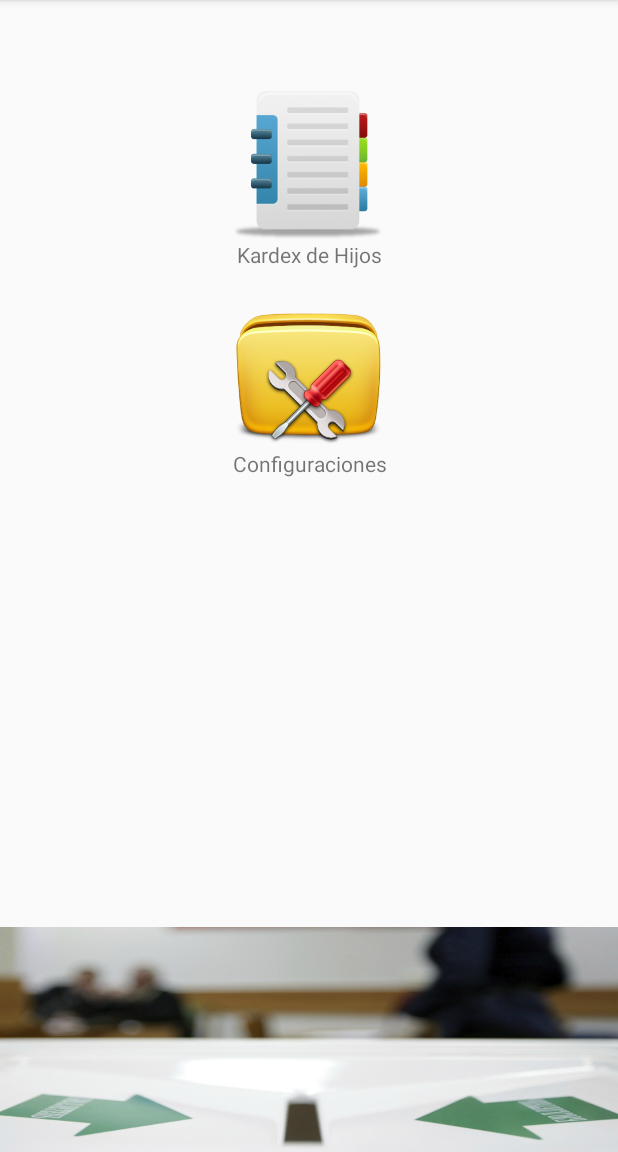
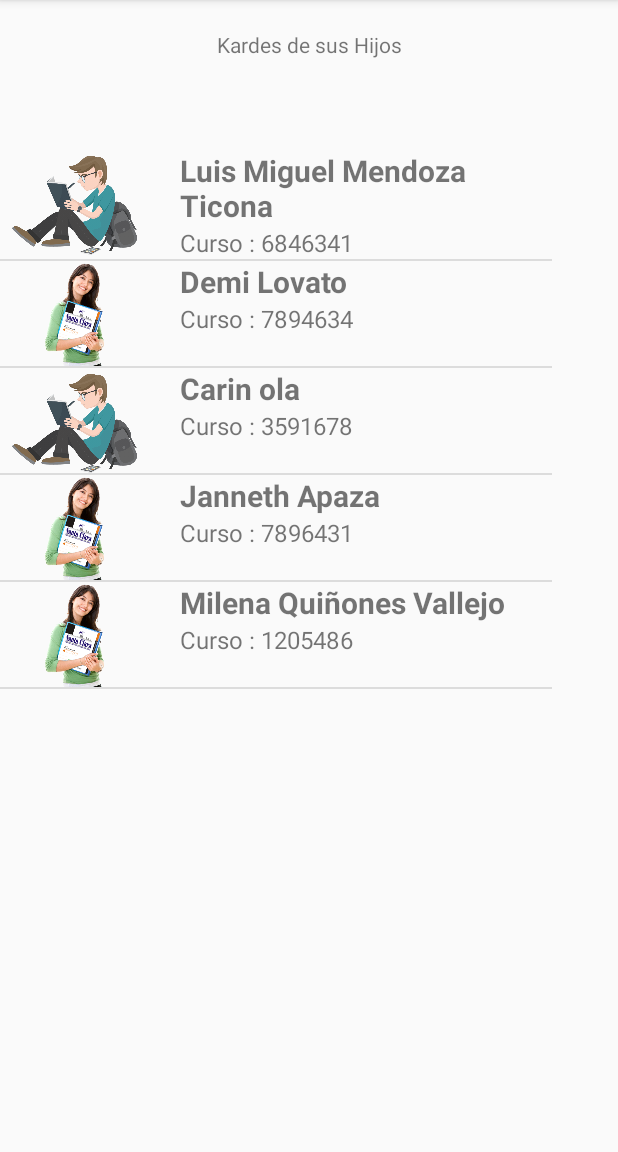
Before and after one commit to infcle/KardexChuquiago, an Android app: the MenuActivity screen opened directly, with no data from a screen before it, after a tap on an icon or button, on a phone screen of 412 x 824 dp, the part 84-1236 px from its top. Run offline under Robolectric (Android 15) with nearby library versions, the phone set to English and light mode, and no system bars.

Commit message:
listados

```diff
--- a/app/src/main/AndroidManifest.xml
+++ b/app/src/main/AndroidManifest.xml
@@ -22,7 +22,8 @@
             android:theme="@style/AppTheme.NoActionBar" />
         <activity android:name=".SlideActivity" />
         <activity android:name=".LoginActivity" />
-        <activity android:name=".MenuActivity"></activity>
+        <activity android:name=".MenuActivity" />
+        <activity android:name=".ListaKardexCursoActivity" />
     </application>
 
 </manifest>
--- /dev/null
+++ b/app/src/main/java/com/chuquiagomarca/kardexchuquiago/Adaptadores/KardexCursosAdaptador.java
@@ -0,0 +1,66 @@
+package com.chuquiagomarca.kardexchuquiago.Adaptadores;
+
+import android.content.Context;
+import android.view.LayoutInflater;
+import android.view.View;
+import android.view.ViewGroup;
+import android.widget.BaseAdapter;
+import android.widget.ImageView;
+import android.widget.TextView;
+
+import com.chuquiagomarca.kardexchuquiago.Objetos.Estudiantes;
+import com.chuquiagomarca.kardexchuquiago.R;
+
+import java.util.ArrayList;
+
+/**
+ * Created by Lyanna on 22/03/2018.
+ */
+
+public class KardexCursosAdaptador extends BaseAdapter {
+
+    private Context context;
+    private ArrayList<Estudiantes> listEstudiantes;
+
+    public KardexCursosAdaptador(Context context, ArrayList<Estudiantes> listEstudiantes) {
+        this.context = context;
+        this.listEstudiantes = listEstudiantes;
+    }
+
+    @Override
+    public int getCount() {
+        return listEstudiantes.size();
+    }
+
+    @Override
+    public Object getItem(int i) {
+        return listEstudiantes.get(i);
+    }
+
+    @Override
+    public long getItemId(int i) {
+        return 0;
+    }
+
+    @Override
+    public View getView(int i, View view, ViewGroup viewGroup) {
+
+        Estudiantes estudiantes = (Estudiantes) getItem(i);
+        view = LayoutInflater.from(context).inflate(R.layout.item_kardex_curso, null);
+        ImageView _ivFoto = view.findViewById(R.id.iv_foto);
+        TextView  _tvNombreCompleto = view.findViewById(R.id.tv_NombreCompleto);
+        TextView  _tvCurso = view.findViewById(R.id.tv_Curso);
+
+        if(estudiantes.getSexo().equals("varon")){
+            _ivFoto.setImageResource(R.drawable.joven);
+        }else if(estudiantes.getSexo().equals("mujer")){
+            _ivFoto.setImageResource(R.drawable.seniorita);
+        }
+
+        _tvNombreCompleto.setText(estudiantes.getNombre()+" "+estudiantes.getPaterno()+" "+estudiantes.getMaterno());
+        _tvCurso.setText("Curso : "+estudiantes.getId_rude());
+
+
+        return view;
+    }
+}
--- /dev/null
+++ b/app/src/main/java/com/chuquiagomarca/kardexchuquiago/ListaKardexCursoActivity.java
@@ -0,0 +1,36 @@
+package com.chuquiagomarca.kardexchuquiago;
+
+import android.support.v7.app.AppCompatActivity;
+import android.os.Bundle;
+import android.widget.ListView;
+
+import com.chuquiagomarca.kardexchuquiago.Adaptadores.KardexCursosAdaptador;
+import com.chuquiagomarca.kardexchuquiago.Objetos.Estudiantes;
+
+import java.util.ArrayList;
+
+public class ListaKardexCursoActivity extends AppCompatActivity {
+
+    private ListView _listKardexCursos;
+    private KardexCursosAdaptador adapter;
+
+    @Override
+    protected void onCreate(Bundle savedInstanceState) {
+        super.onCreate(savedInstanceState);
+        setContentView(R.layout.activity_lista_kardex_curso);
+
+        _listKardexCursos = findViewById(R.id.listkardesCursos);
+        adapter = new KardexCursosAdaptador(this,obtenerEstudiantes());
+        _listKardexCursos.setAdapter(adapter);
+    }
+
+    private ArrayList<Estudiantes> obtenerEstudiantes(){
+        ArrayList<Estudiantes> listEstudiante = new ArrayList<>();
+        listEstudiante.add(new Estudiantes(6846341,"Luis Miguel","Mendoza","Ticona","varon","05/10/87","Z.Villa Victoria Calle Manuripi",1,0));
+        listEstudiante.add(new Estudiantes(7894634,"Demi","Lovato","","mujer","05/10/87","Los Angeles",2,2));
+        listEstudiante.add(new Estudiantes(3591678,"Carin","ola","","varon","05/10/87","Villa Adela",1,0));
+        listEstudiante.add(new Estudiantes(7896431,"Janneth","Apaza","","mujer","05/10/87","Z. Calle Manuripi",6,0));
+        listEstudiante.add(new Estudiantes(1205486,"Milena","Quiñones","Vallejo","mujer","05/10/87","Irpavi",4,0));
+        return  listEstudiante;
+    }
+}
--- a/app/src/main/java/com/chuquiagomarca/kardexchuquiago/MenuActivity.java
+++ b/app/src/main/java/com/chuquiagomarca/kardexchuquiago/MenuActivity.java
@@ -1,5 +1,6 @@
 package com.chuquiagomarca.kardexchuquiago;
 
+import android.content.Intent;
 import android.support.v7.app.AppCompatActivity;
 import android.os.Bundle;
 import android.view.View;
@@ -22,7 +23,8 @@ public class MenuActivity extends AppCompatActivity implements View.OnClickListe
     @Override
     public void onClick(View view) {
         if(view.getId() == R.id.btn_KardexCursos){
-
+            Intent kc = new Intent(this, ListaKardexCursoActivity.class);
+            startActivity(kc);
         }
 
         if(view.getId() == R.id.btn_Configuraciones){
--- /dev/null
+++ b/app/src/main/java/com/chuquiagomarca/kardexchuquiago/Objetos/Estudiantes.java
@@ -0,0 +1,96 @@
+package com.chuquiagomarca.kardexchuquiago.Objetos;
+
+/**
+ * Created by Lyanna on 22/03/2018.
+ */
+
+public class Estudiantes {
+
+    private int id_rude;
+    private String nombre, paterno, materno, sexo, fecha_nac, domicilio;
+    private int id_estado, id_user;
+
+    public Estudiantes(int id_rude, String nombre, String paterno, String materno, String sexo, String fecha_nac, String domicilio, int id_estado, int id_user) {
+        this.id_rude = id_rude;
+        this.nombre = nombre;
+        this.paterno = paterno;
+        this.materno = materno;
+        this.sexo = sexo;
+        this.fecha_nac = fecha_nac;
+        this.domicilio = domicilio;
+        this.id_estado = id_estado;
+        this.id_user = id_user;
+    }
+
+    public int getId_rude() {
+        return id_rude;
+    }
+
+    public void setId_rude(int id_rude) {
+        this.id_rude = id_rude;
+    }
+
+    public String getNombre() {
+        return nombre;
+    }
+
+    public void setNombre(String nombre) {
+        this.nombre = nombre;
+    }
+
+    public String getPaterno() {
+        return paterno;
+    }
+
+    public void setPaterno(String paterno) {
+        this.paterno = paterno;
+    }
+
+    public String getMaterno() {
+        return materno;
+    }
+
+    public void setMaterno(String materno) {
+        this.materno = materno;
+    }
+
+    public String getSexo() {
+        return sexo;
+    }
+
+    public void setSexo(String sexo) {
+        this.sexo = sexo;
+    }
+
+    public String getFecha_nac() {
+        return fecha_nac;
+    }
+
+    public void setFecha_nac(String fecha_nac) {
+        this.fecha_nac = fecha_nac;
+    }
+
+    public String getDomicilio() {
+        return domicilio;
+    }
+
+    public void setDomicilio(String domicilio) {
+        this.domicilio = domicilio;
+    }
+
+    public int getId_estado() {
+        return id_estado;
+    }
+
+    public void setId_estado(int id_estado) {
+        this.id_estado = id_estado;
+    }
+
+    public int getId_user() {
+        return id_user;
+    }
+
+    public void setId_user(int id_user) {
+        this.id_user = id_user;
+    }
+}
--- /dev/null
+++ b/app/src/main/res/layout/activity_lista_kardex_curso.xml
@@ -0,0 +1,24 @@
+<?xml version="1.0" encoding="utf-8"?>
+<RelativeLayout xmlns:android="http://schemas.android.com/apk/res/android"
+    xmlns:app="http://schemas.android.com/apk/res-auto"
+    xmlns:tools="http://schemas.android.com/tools"
+    android:layout_width="match_parent"
+    android:layout_height="match_parent"
+    tools:context="com.chuquiagomarca.kardexchuquiago.ListaKardexCursoActivity">
+
+    <TextView
+        android:layout_width="match_parent"
+        android:layout_height="wrap_content"
+        android:text="Kardes de sus Hijos"
+        android:gravity="center"
+        android:padding="20dp"
+        />
+
+    <ListView
+        android:id="@+id/listkardesCursos"
+        android:layout_marginTop="100dp"
+        android:layout_width="368dp"
+        android:layout_height="495dp"
+        tools:layout_editor_absoluteX="8dp"
+        tools:layout_editor_absoluteY="8dp" />
+</RelativeLayout>
--- /dev/null
+++ b/app/src/main/res/layout/item_kardex_curso.xml
@@ -0,0 +1,31 @@
+<?xml version="1.0" encoding="utf-8"?>
+<LinearLayout xmlns:android="http://schemas.android.com/apk/res/android"
+    android:orientation="horizontal" android:layout_width="match_parent"
+    android:layout_height="match_parent">
+
+    <ImageView
+        android:layout_width="100dp"
+        android:layout_height="70dp"
+        android:id="@+id/iv_foto"/>
+
+    <LinearLayout
+        android:layout_width="match_parent"
+        android:layout_height="wrap_content"
+        android:orientation="vertical"
+        android:layout_marginLeft="20dp">
+
+        <TextView
+            android:layout_width="wrap_content"
+            android:layout_height="wrap_content"
+            android:id="@+id/tv_NombreCompleto"
+            android:textSize="20dp"
+            android:textStyle="bold"/>
+
+        <TextView
+            android:layout_width="wrap_content"
+            android:layout_height="wrap_content"
+            android:id="@+id/tv_Curso"
+            android:textSize="16dp" />
+    </LinearLayout>
+
+</LinearLayout>
```
Also changed, not shown: app/src/main/res/drawable/joven.png (added), app/src/main/res/drawable/seniorita.png (added).
